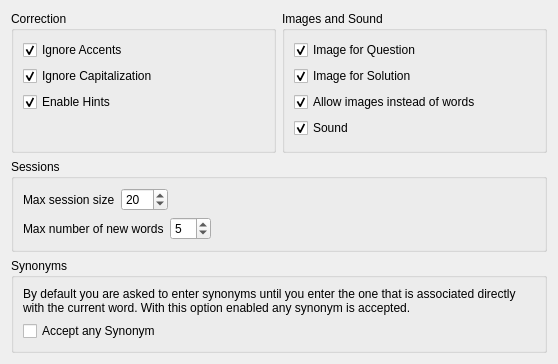
KDE/parley, file src/practice/configure/generalpracticeoptions.ui: the form before one commit.
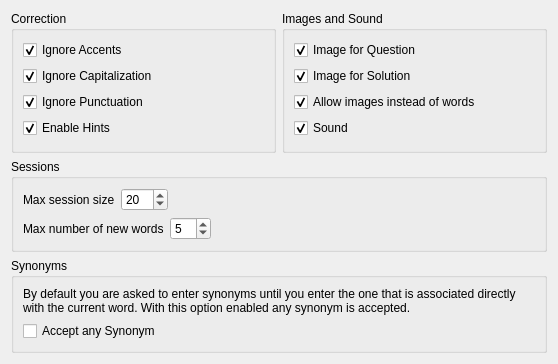
The form after the commit.

Commit message:
Add option to ignore punctuation.
Patch by ankit wagadre <wagadre.ankit@gmail.com>
Note: The regex for removing punctuation is also removing any non latin characters,
    this needs to be fixed.

What changed in the file:
```diff
--- a/src/practice/configure/generalpracticeoptions.ui
+++ b/src/practice/configure/generalpracticeoptions.ui
@@ -43,6 +43,19 @@
         </property>
        </widget>
       </item>
+      <item>
+	<widget class="QCheckBox" name="kcfg_IgnorePunctuationMistakes">
+        <property name="toolTip">
+         <string>Any punctuation mistake in the answer is counted as correct.</string>
+        </property>
+        <property name="text">
+         <string>Ignore Punctuation</string>
+        </property>
+        <property name="checked">
+         <bool>true</bool>
+        </property>
+       </widget>
+      </item>
       <item>
        <widget class="QCheckBox" name="kcfg_ShowHints">
         <property name="toolTip">
```
The commit also changes 5 other files.
